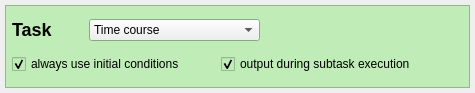
Before: the Qt Designer form copasi/UI/CScanWidgetTask.ui in copasi/COPASI, drawn with Qt 5.
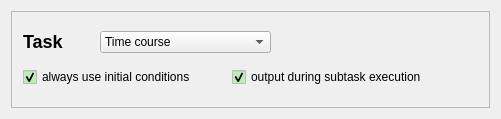
After: the same form once the commit is applied. Custom widgets are drawn as their Qt base class.

Commit message: Qt4's ui file of SubTask Task.

Diff of the .ui file:
```diff
--- a/copasi/UI/CScanWidgetTask.ui
+++ b/copasi/UI/CScanWidgetTask.ui
@@ -19,8 +19,8 @@
    <rect>
     <x>0</x>
     <y>0</y>
-    <width>475</width>
-    <height>93</height>
+    <width>501</width>
+    <height>119</height>
    </rect>
   </property>
   <property name="windowTitle" >
@@ -29,12 +29,9 @@
   <property name="autoFillBackground" >
    <bool>false</bool>
   </property>
-  <layout class="QVBoxLayout" >
-   <property name="margin" >
-    <number>5</number>
-   </property>
+  <layout class="QVBoxLayout" name="verticalLayout_2" >
    <item>
-    <widget class="Q3Frame" name="frame" >
+    <widget class="QFrame" name="frame" >
      <property name="palette" >
       <palette>
        <active>
@@ -47,15 +44,6 @@
           </color>
          </brush>
         </colorrole>
-        <colorrole role="Window" >
-         <brush brushstyle="SolidPattern" >
-          <color alpha="255" >
-           <red>191</red>
-           <green>236</green>
-           <blue>183</blue>
-          </color>
-         </brush>
-        </colorrole>
        </active>
        <inactive>
         <colorrole role="Base" >
@@ -67,15 +55,6 @@
           </color>
          </brush>
         </colorrole>
-        <colorrole role="Window" >
-         <brush brushstyle="SolidPattern" >
-          <color alpha="255" >
-           <red>191</red>
-           <green>236</green>
-           <blue>183</blue>
-          </color>
-         </brush>
-        </colorrole>
        </inactive>
        <disabled>
         <colorrole role="Base" >
@@ -87,15 +66,6 @@
           </color>
          </brush>
         </colorrole>
-        <colorrole role="Window" >
-         <brush brushstyle="SolidPattern" >
-          <color alpha="255" >
-           <red>191</red>
-           <green>236</green>
-           <blue>183</blue>
-          </color>
-         </brush>
-        </colorrole>
        </disabled>
       </palette>
      </property>
@@ -108,10 +78,7 @@
      <property name="frameShadow" >
       <enum>QFrame::Raised</enum>
      </property>
-     <layout class="QVBoxLayout" >
-      <property name="margin" >
-       <number>6</number>
-      </property>
+     <layout class="QVBoxLayout" name="verticalLayout" >
       <item>
        <layout class="QHBoxLayout" >
         <item>
@@ -276,14 +243,6 @@
  </widget>
  <layoutdefault spacing="6" margin="11" />
  <pixmapfunction>qPixmapFromMimeSource</pixmapfunction>
- <customwidgets>
-  <customwidget>
-   <class>Q3Frame</class>
-   <extends>QFrame</extends>
-   <header>Qt3Support/Q3Frame</header>
-   <container>1</container>
-  </customwidget>
- </customwidgets>
  <resources/>
  <connections>
   <connection>
```
Left out of the diff: 4 changed lines with no effect on the pictures.
